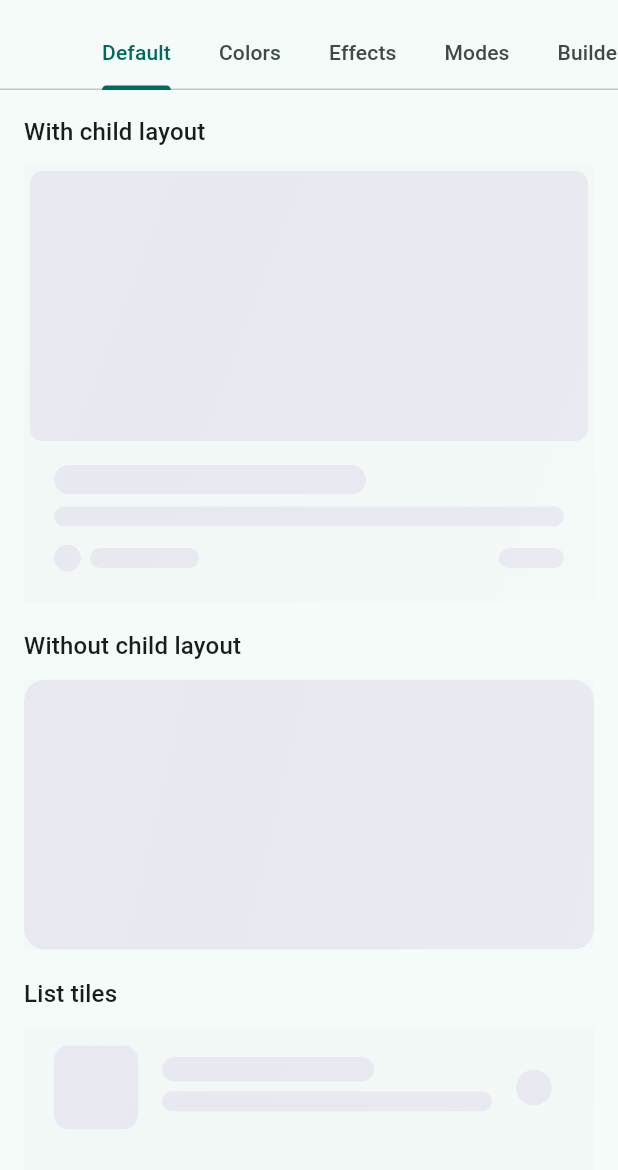
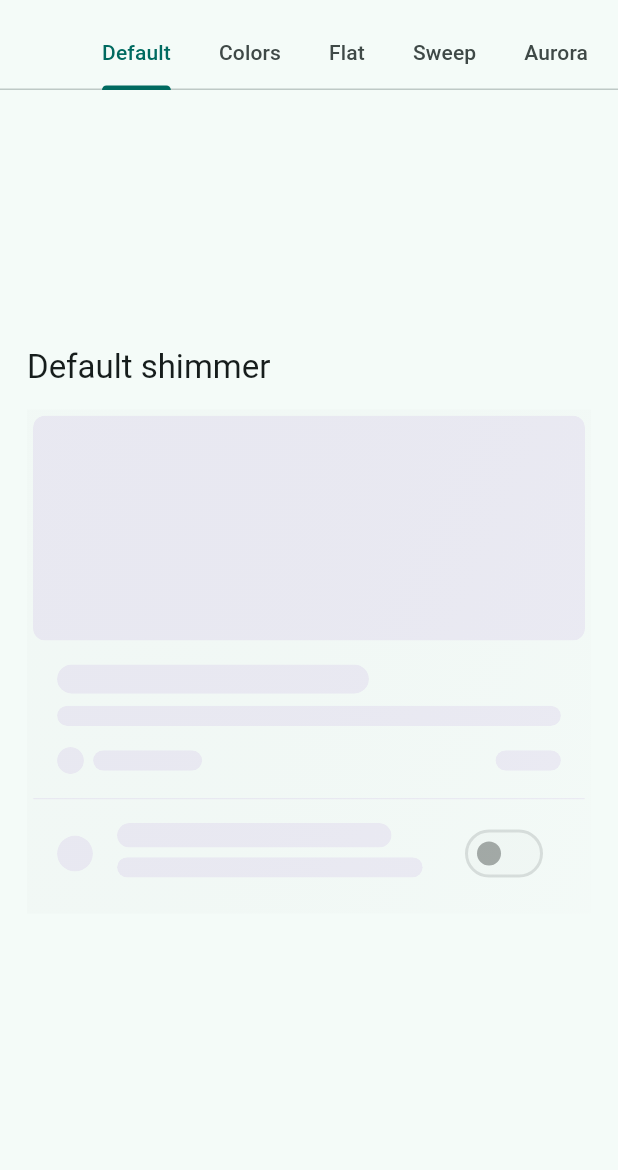
Before and after one commit to kartikhadiya09/auto_shimmer_animate, a Flutter app: the screen it shows after launch, on a phone screen of 412 x 824 dp, the part 66-1236 px from its top. Run offline on Flutter 3.47's test engine with Material 3 defaults, Android fonts, the phone set to English and light mode, and no system bars.

Commit message:
Revamp example app and expand feature demonstrations
Overhauled the example project to provide a more granular demonstration of available shimmer effects, configurations, and ignore behaviors. Replaced the broad category tabs with 21 specific feature demos and streamlined the internal demo architecture for better maintainability.

- Expanded `DefaultTabController` and `TabBar` from 7 to 21 items to showcase individual effects (Aurora, Pulse, Sweep) and properties (Delay, Highlight, Radius).
- Introduced `_FeatureDemo` and `ProductDemoItem` to standardize the demonstration layout and reduce redundant widget code.
- Removed several specialized demo widgets (`_DefaultTab`, `_ColorsTab`, `ProductList`, etc.) in favor of a unified, configuration-driven approach.
- Enhanced the `_loadingBuilder` to render a more complex and realistic card skeleton.
- Refreshed documentation assets by replacing old screenshots with updated GIFs covering the new demo scenarios.
- Fine-tuned constants in `_softShimmerBuilder` for improved visual consistency.

```diff
--- a/example/lib/main.dart
+++ b/example/lib/main.dart
@@ -30,7 +30,7 @@ class _ExampleAppState extends State<ExampleApp> {
         useMaterial3: true,
       ),
       home: DefaultTabController(
-        length: 7,
+        length: 21,
         child: Scaffold(
           appBar: AppBar(
             title: const Text('Auto Shimmer Animate'),
@@ -58,296 +58,180 @@ class _ExampleAppState extends State<ExampleApp> {
               tabs: [
                 Tab(text: 'Default'),
                 Tab(text: 'Colors'),
-                Tab(text: 'Effects'),
-                Tab(text: 'Modes'),
-                Tab(text: 'Builders'),
-                Tab(text: 'State Theme'),
-                Tab(text: 'Ignore'),
+                Tab(text: 'Flat'),
+                Tab(text: 'Sweep'),
+                Tab(text: 'Aurora'),
+                Tab(text: 'Pulse'),
+                Tab(text: 'Raw'),
+                Tab(text: 'Direction'),
+                Tab(text: 'Delay'),
+                Tab(text: 'Highlight'),
+                Tab(text: 'Child'),
+                Tab(text: 'Block'),
+                Tab(text: 'Disabled'),
+                Tab(text: 'Builder'),
+                Tab(text: 'Loading UI'),
+                Tab(text: 'State'),
+                Tab(text: 'Theme'),
+                Tab(text: 'Ignore Box'),
+                Tab(text: 'Ignore Image'),
+                Tab(text: 'Ignore Text'),
+                Tab(text: 'Radius'),
               ],
             ),
           ),
           body: TabBarView(
             children: [
-              _DefaultTab(isLoading: isLoading),
-              _ColorsTab(isLoading: isLoading),
-              _EffectsTab(isLoading: isLoading),
-              _ModesTab(isLoading: isLoading),
-              _BuildersTab(isLoading: isLoading),
-              _StateThemeTab(status: status),
-              _IgnoreTab(isLoading: isLoading),
-            ],
+              _FeatureDemo(
+                title: 'Default shimmer',
+                child: AutoShimmerAnimate(
+                  isLoading: isLoading,
+                  child: const ProductDemoItem(),
                 ),
               ),
-      ),
-    );
-  }
-}
-
-class _DefaultTab extends StatelessWidget {
-  const _DefaultTab({required this.isLoading});
-
-  final bool isLoading;
-
-  @override
-  Widget build(BuildContext context) {
-    return _DemoList(
-      sections: [
-        _DemoSection(
-          title: 'With child layout',
-          child: AutoShimmerAnimate(
-            isLoading: isLoading,
-            child: const FeaturedProductCard(),
-          ),
-        ),
-        _DemoSection(
-          title: 'Without child layout',
-          child: AutoShimmerAnimate(
-            isLoading: isLoading,
-            child: const ProductSurfaceBlock(),
-          ),
-        ),
-        _DemoSection(
-          title: 'List tiles',
-          child: AutoShimmerAnimate(
-            isLoading: isLoading,
-            child: const ProductList(),
-          ),
-        ),
-        _DemoSection(
-          title: 'Animation disabled',
-          child: AutoShimmerAnimate(
-            isLoading: isLoading,
-            enabled: false,
-            child: const ProductListTile(),
-          ),
-        ),
-      ],
-    );
-  }
-}
-
-class _ColorsTab extends StatelessWidget {
-  const _ColorsTab({required this.isLoading});
-
-  final bool isLoading;
-
-  @override
-  Widget build(BuildContext context) {
-    return _DemoList(
-      sections: [
-        _DemoSection(
-          title: 'Custom colors with child',
+              _FeatureDemo(
+                title: 'Custom colors',
                 child: AutoShimmerAnimate(
                   isLoading: isLoading,
                   baseColor: Colors.indigo.shade100,
                   childBaseColor: Colors.indigo.shade200,
                   highlightColor: Colors.white,
-            child: const FeaturedProductCard(),
+                  child: const ProductDemoItem(),
                 ),
               ),
-        _DemoSection(
-          title: 'Custom colors without child',
+              _FeatureDemo(
+                title: 'Flat skeleton color',
                 child: AutoShimmerAnimate(
                   isLoading: isLoading,
-            baseColor: Colors.indigo.shade100,
-            childBaseColor: Colors.indigo.shade200,
+                  layeredSkeleton: false,
+                  baseColor: Colors.teal.shade100,
                   highlightColor: Colors.white,
-            child: const ProductSurfaceBlock(),
+                  child: const ProductDemoItem(),
                 ),
               ),
-        _DemoSection(
-          title: 'Flat color style',
-          child: AutoShimmerAnimate(
-            isLoading: isLoading,
-            baseColor: Colors.teal.shade100,
-            childBaseColor: Colors.teal.shade300,
-            highlightColor: Colors.white,
-            layeredSkeleton: false,
-            child: const ProductList(),
-          ),
-        ),
-      ],
-    );
-  }
-}
-
-class _EffectsTab extends StatelessWidget {
-  const _EffectsTab({required this.isLoading});
-
-  final bool isLoading;
-
-  @override
-  Widget build(BuildContext context) {
-    return _DemoList(
-      sections: [
-        _DemoSection(
+              _FeatureDemo(
                 title: 'Sweep effect',
                 child: AutoShimmerAnimate(
                   isLoading: isLoading,
                   effect: const AutoShimmerSweepEffect(
-              highlightOpacity: 0.6,
+                    highlightOpacity: 0.62,
                     duration: Duration(milliseconds: 1600),
                   ),
-            child: const ProductList(),
+                  child: const ProductDemoItem(),
                 ),
               ),
-        _DemoSection(
+              _FeatureDemo(
                 title: 'Aurora effect',
                 child: AutoShimmerAnimate(
                   isLoading: isLoading,
                   effect: const AutoShimmerAuroraEffect(),
-            child: const ProductList(),
+                  child: const ProductDemoItem(),
                 ),
               ),
-        _DemoSection(
+              _FeatureDemo(
                 title: 'Pulse effect',
                 child: AutoShimmerAnimate(
                   isLoading: isLoading,
                   effect: const AutoShimmerPulseEffect(),
-            child: const ProductList(),
+                  child: const ProductDemoItem(),
                 ),
               ),
-        _DemoSection(
+              _FeatureDemo(
                 title: 'Raw effect',
                 child: AutoShimmerAnimate(
                   isLoading: isLoading,
                   effect: const AutoShimmerRawEffect(
                     colors: [
                       Colors.transparent,
-                Color(0x33FFFFFF),
-                Color(0xAAFFFFFF),
-                Color(0x33FFFFFF),
+                      Color(0x26FFFFFF),
+                      Color(0xCCFFFFFF),
+                      Color(0x26FFFFFF),
                       Colors.transparent,
                     ],
-              stops: [0, 0.25, 0.45, 0.65, 1],
-              duration: Duration(milliseconds: 1800),
+                    stops: [0, 0.25, 0.48, 0.72, 1],
+                    duration: Duration(milliseconds: 1700),
                   ),
-            child: const ProductList(),
+                  child: const ProductDemoItem(),
                 ),
               ),
-        _DemoSection(
-          title: 'Direction and repeat delay',
+              _FeatureDemo(
+                title: 'Custom direction',
                 child: AutoShimmerAnimate(
                   isLoading: isLoading,
                   direction: AutoShimmerDirection.leftToRight,
-            duration: const Duration(milliseconds: 1200),
-            repeatDelay: const Duration(milliseconds: 450),
-            child: const ProductList(),
+                  child: const ProductDemoItem(),
                 ),
               ),
-      ],
-    );
-  }
-}
-
-class _ModesTab extends StatelessWidget {
-  const _ModesTab({required this.isLoading});
-
-  final bool isLoading;
-
-  @override
-  Widget build(BuildContext context) {
-    return _DemoList(
-      sections: [
-        _DemoSection(
-          title: 'Child details only',
+              _FeatureDemo(
+                title: 'Repeat delay',
+                child: AutoShimmerAnimate(
+                  isLoading: isLoading,
+                  duration: const Duration(milliseconds: 1200),
+                  repeatDelay: const Duration(milliseconds: 500),
+                  child: const ProductDemoItem(),
+                ),
+              ),
+              _FeatureDemo(
+                title: 'Highlight intensity',
+                child: AutoShimmerAnimate(
+                  isLoading: isLoading,
+                  highlightOpacity: 0.78,
+                  highlightWidth: 0.32,
+                  child: const ProductDemoItem(),
+                ),
+              ),
+              _FeatureDemo(
+                title: 'Only child shimmer',
                 child: AutoShimmerAnimate(
                   isLoading: isLoading,
                   onlyChildShimmer: true,
-            child: const FeaturedProductCard(),
+                  child: const ProductDemoItem(),
                 ),
               ),
-        _DemoSection(
-          title: 'Block and child shimmer',
+              _FeatureDemo(
+                title: 'Block with child shimmer',
                 child: AutoShimmerAnimate(
                   isLoading: isLoading,
                   blockChildShimmer: true,
-            baseColor: Colors.blueGrey.shade100,
-            childBaseColor: Colors.blueGrey.shade200,
-            child: const FeaturedProductCard(),
+                  child: const ProductDemoItem(),
                 ),
               ),
-        _DemoSection(
-          title: 'Block surface only',
+              _FeatureDemo(
+                title: 'Animation disabled',
                 child: AutoShimmerAnimate(
                   isLoading: isLoading,
-            ignoreTexts: true,
-            ignoreImages: true,
-            child: const FeaturedProductCard(),
+                  enabled: false,
+                  child: const ProductDemoItem(),
                 ),
               ),
-        _DemoSection(
-          title: 'Switch list tile',
-          child: AutoShimmerAnimate(
-            isLoading: isLoading,
-            child: const SettingsTile(),
-          ),
-        ),
-      ],
-    );
-  }
-}
-
-class _BuildersTab extends StatelessWidget {
-  const _BuildersTab({required this.isLoading});
-
-  final bool isLoading;
-
-  @override
-  Widget build(BuildContext context) {
-    return _DemoList(
-      sections: [
-        _DemoSection(
+              _FeatureDemo(
                 title: 'Custom shimmer builder',
                 child: AutoShimmerAnimate(
                   isLoading: isLoading,
                   shimmerBuilder: _softShimmerBuilder,
-            child: const ProductList(),
+                  child: const ProductDemoItem(),
                 ),
               ),
-        _DemoSection(
+              _FeatureDemo(
                 title: 'Custom loading builder',
                 child: AutoShimmerAnimate(
                   isLoading: isLoading,
                   loadingBuilder: _loadingBuilder,
-            child: const FeaturedProductCard(),
+                  child: const ProductDemoItem(),
                 ),
               ),
-        _DemoSection(
-          title: 'Custom loading builder with disabled animation',
-          child: AutoShimmerAnimate(
-            isLoading: isLoading,
-            enabled: false,
-            loadingBuilder: _loadingBuilder,
-            child: const ProductListTile(),
-          ),
-        ),
-      ],
-    );
-  }
-}
-
-class _StateThemeTab extends StatelessWidget {
-  const _StateThemeTab({required this.status});
-
-  final ViewStatus status;
-
-  @override
-  Widget build(BuildContext context) {
-    return _DemoList(
-      sections: [
-        _DemoSection(
-          title: 'State based wrapper',
+              _FeatureDemo(
+                title: 'State based loading',
                 child: AutoShimmerStateAnimate<ViewStatus>(
                   state: status,
                   loadingStates: const [
                     ViewStatus.initial,
                     ViewStatus.loading,
                   ],
-            child: const ProductList(),
+                  child: const ProductDemoItem(),
                 ),
               ),
-        _DemoSection(
+              _FeatureDemo(
                 title: 'Theme defaults',
                 child: AutoShimmerTheme(
                   data: AutoShimmerConfig(
@@ -357,77 +241,81 @@ class _StateThemeTab extends StatelessWidget {
                     duration: const Duration(milliseconds: 1300),
                   ),
                   child: AutoShimmerAnimate(
-              isLoading:
-                  status == ViewStatus.initial || status == ViewStatus.loading,
-              child: const FeaturedProductCard(),
+                    isLoading: isLoading,
+                    child: const ProductDemoItem(),
                   ),
                 ),
               ),
-        _DemoSection(
-          title: 'Local override above theme',
-          child: AutoShimmerTheme(
-            data: AutoShimmerConfig(
-              baseColor: Colors.orange.shade100,
-              childBaseColor: Colors.orange.shade200,
+              _FeatureDemo(
+                title: 'Ignore containers',
+                child: AutoShimmerAnimate(
+                  isLoading: isLoading,
+                  ignoreContainers: true,
+                  child: const ProductDemoItem(),
                 ),
+              ),
+              _FeatureDemo(
+                title: 'Ignore images',
                 child: AutoShimmerAnimate(
-              isLoading:
-                  status == ViewStatus.initial || status == ViewStatus.loading,
-              baseColor: Colors.purple.shade100,
-              childBaseColor: Colors.purple.shade200,
-              child: const ProductListTile(),
+                  isLoading: isLoading,
+                  ignoreImages: true,
+                  child: const ProductDemoItem(),
+                ),
+              ),
+              _FeatureDemo(
+                title: 'Ignore texts',
+                child: AutoShimmerAnimate(
+                  isLoading: isLoading,
+                  ignoreTexts: true,
+                  child: const ProductDemoItem(),
+                ),
+              ),
+              _FeatureDemo(
+                title: 'Custom border radius',
+                child: AutoShimmerAnimate(
+                  isLoading: isLoading,
+                  borderRadius: BorderRadius.circular(18),
+                  child: const ProductDemoItem(),
+                ),
+              ),
+            ],
           ),
         ),
       ),
-      ],
     );
   }
 }
 
-class _IgnoreTab extends StatelessWidget {
-  const _IgnoreTab({required this.isLoading});
+class _FeatureDemo extends StatelessWidget {
+  const _FeatureDemo({
+    required this.title,
+    required this.child,
+  });
 
-  final bool isLoading;
+  final String title;
+  final Widget child;
 
   @override
   Widget build(BuildContext context) {
-    return _DemoList(
-      sections: [
-        _DemoSection(
-          title: 'Ignore containers',
-          child: AutoShimmerAnimate(
-            isLoading: isLoading,
-            ignoreContainers: true,
-            child: const FeaturedProductCard(),
+    return Center(
+      child: SingleChildScrollView(
+        padding: const EdgeInsets.all(18),
+        child: ConstrainedBox(
+          constraints: const BoxConstraints(maxWidth: 460),
+          child: Column(
+            crossAxisAlignment: CrossAxisAlignment.start,
+            mainAxisSize: MainAxisSize.min,
+            children: [
+              Text(
+                title,
+                style: Theme.of(context).textTheme.titleLarge,
+              ),
+              const SizedBox(height: 14),
+              child,
+            ],
           ),
         ),
-        _DemoSection(
-          title: 'Ignore images',
-          child: AutoShimmerAnimate(
-            isLoading: isLoading,
-            ignoreImages: true,
-            child: const FeaturedProductCard(),
       ),
-        ),
-        _DemoSection(
-          title: 'Ignore texts',
-          child: AutoShimmerAnimate(
-            isLoading: isLoading,
-            ignoreTexts: true,
-            child: const FeaturedProductCard(),
-          ),
-        ),
-        _DemoSection(
-          title: 'Ignore everything except layout',
-          child: AutoShimmerAnimate(
-            isLoading: isLoading,
-            ignoreContainers: true,
-            ignoreImages: true,
-            ignoreTexts: true,
-            child: const FeaturedProductCard(),
-          ),
-        ),
-      ],
     );
   }
 }
@@ -441,7 +329,7 @@ Widget _softShimmerBuilder(
     config: config.copyWith(
       effect: AutoShimmerSweepEffect(
         highlightColor: Colors.teal.shade50,
-        highlightOpacity: 0.8,
+        highlightOpacity: 0.82,
         duration: const Duration(milliseconds: 1400),
       ),
     ),
@@ -454,31 +342,99 @@ Widget _loadingBuilder(
   Widget child,
   AutoShimmerConfig config,
 ) {
-  return Padding(
-    padding: const EdgeInsets.all(4),
+  return Card(
+    clipBehavior: Clip.antiAlias,
     child: Column(
       crossAxisAlignment: CrossAxisAlignment.start,
       children: [
         Container(
-          height: 110,
+          height: 150,
+          width: double.infinity,
+          decoration: BoxDecoration(color: config.baseColor),
+        ),
+        Padding(
+          padding: const EdgeInsets.all(16),
+          child: Column(
+            crossAxisAlignment: CrossAxisAlignment.start,
+            children: [
+              Container(
+                width: 240,
+                height: 22,
                 decoration: BoxDecoration(
-            color: config.baseColor,
+                  color: config.childBaseColor,
                   borderRadius: config.borderRadius,
                 ),
               ),
-        const SizedBox(height: 12),
+              const SizedBox(height: 10),
               Container(
-          width: 210,
-          height: 18,
+                width: double.infinity,
+                height: 14,
                 decoration: BoxDecoration(
                   color: config.childBaseColor,
-            borderRadius: BorderRadius.circular(999),
+                  borderRadius: config.borderRadius,
                 ),
               ),
               const SizedBox(height: 8),
               Container(
-          width: 140,
+                width: 180,
                 height: 14,
+                decoration: BoxDecoration(
+                  color: config.childBaseColor,
+                  borderRadius: config.borderRadius,
+                ),
+              ),
+              const SizedBox(height: 16),
+              Row(
+                children: [
+                  Container(
+                    width: 96,
+                    height: 18,
+                    decoration: BoxDecoration(
+                      color: config.childBaseColor,
+                      borderRadius: config.borderRadius,
+                    ),
+                  ),
+                  const Spacer(),
+                  Container(
+                    width: 72,
+                    height: 24,
+                    decoration: BoxDecoration(
+                      color: config.childBaseColor,
+                      borderRadius: config.borderRadius,
+                    ),
+                  ),
+                ],
+              ),
+            ],
+          ),
+        ),
+        const Divider(height: 1),
+        Padding(
+          padding: const EdgeInsets.all(16),
+          child: Row(
+            children: [
+              Container(
+                width: 34,
+                height: 34,
+                decoration: BoxDecoration(
+                  color: config.childBaseColor,
+                  shape: BoxShape.circle,
+                ),
+              ),
+              const SizedBox(width: 12),
+              Expanded(
+                child: Container(
+                  height: 16,
+                  decoration: BoxDecoration(
+                    color: config.childBaseColor,
+                    borderRadius: config.borderRadius,
+                  ),
+                ),
+              ),
+              const SizedBox(width: 12),
+              Container(
+                width: 50,
+                height: 28,
                 decoration: BoxDecoration(
                   color: config.childBaseColor,
                   borderRadius: BorderRadius.circular(999),
@@ -486,47 +442,14 @@ Widget _loadingBuilder(
               ),
             ],
           ),
+        ),
+      ],
+    ),
   );
 }
 
-class _DemoList extends StatelessWidget {
-  const _DemoList({required this.sections});
-
-  final List<_DemoSection> sections;
-
-  @override
-  Widget build(BuildContext context) {
-    return ListView.separated(
-      padding: const EdgeInsets.all(16),
-      itemCount: sections.length,
-      separatorBuilder: (context, index) => const SizedBox(height: 18),
-      itemBuilder: (context, index) {
-        final section = sections[index];
-        return Column(
-          crossAxisAlignment: CrossAxisAlignment.start,
-          children: [
-            Text(section.title, style: Theme.of(context).textTheme.titleMedium),
-            const SizedBox(height: 10),
-            section.child,
-          ],
-        );
-      },
-    );
-  }
-}
-
-class _DemoSection {
-  const _DemoSection({
-    required this.title,
-    required this.child,
-  });
-
-  final String title;
-  final Widget child;
-}
-
-class FeaturedProductCard extends StatelessWidget {
-  const FeaturedProductCard({super.key});
+class ProductDemoItem extends StatelessWidget {
+  const ProductDemoItem({super.key});
 
   @override
   Widget build(BuildContext context) {
@@ -536,8 +459,8 @@ class FeaturedProductCard extends StatelessWidget {
         crossAxisAlignment: CrossAxisAlignment.start,
         children: [
           Image.network(
-            'https://picsum.photos/seed/auto-shimmer/900/420',
-            height: 180,
+            'https://picsum.photos/seed/auto-shimmer-item/900/420',
+            height: 150,
             width: double.infinity,
             fit: BoxFit.cover,
           ),
@@ -554,7 +477,7 @@ class FeaturedProductCard extends StatelessWidget {
                 Text(
                   'A compact weather-resistant backpack with smart storage.',
                 ),
-                SizedBox(height: 12),
+                SizedBox(height: 14),
                 Row(
                   children: [
                     Icon(Icons.star, size: 18),
@@ -570,79 +493,16 @@ class FeaturedProductCard extends StatelessWidget {
               ],
             ),
           ),
+          const Divider(height: 1),
+          const SwitchListTile(
+            value: true,
+            onChanged: null,
+            title: Text('Weekly recommendations'),
+            subtitle: Text('New arrivals and price drops'),
+            secondary: Icon(Icons.notifications_outlined),
+          ),
         ],
       ),
     );
   }
 }
-
-class ProductSurfaceBlock extends StatelessWidget {
-  const ProductSurfaceBlock({super.key});
-
-  @override
-  Widget build(BuildContext context) {
-    return Container(
-      height: 180,
-      decoration: BoxDecoration(
-        color: Colors.teal.shade100,
-        borderRadius: BorderRadius.circular(14),
-      ),
-    );
-  }
-}
-
-class ProductList extends StatelessWidget {
-  const ProductList({super.key});
-
-  @override
-  Widget build(BuildContext context) {
-    return Column(
-      children: List.generate(
-        4,
-        (index) => const Padding(
-          padding: EdgeInsets.only(bottom: 12),
-          child: ProductListTile(),
-        ),
-      ),
-    );
-  }
-}
-
-class ProductListTile extends StatelessWidget {
-  const ProductListTile({super.key});
-
-  @override
-  Widget build(BuildContext context) {
-    return Card(
-      child: ListTile(
-        leading: ClipRRect(
-          borderRadius: BorderRadius.circular(10),
-          child: Image.network(
-            'https://picsum.photos/seed/product-list/96',
-            width: 56,
-            height: 56,
-            fit: BoxFit.cover,
-          ),
-        ),
-        title: const Text('Minimal Desk Lamp'),
-        subtitle: const Text('Dimmable warm light with a steel base.'),
-        trailing: const Icon(Icons.chevron_right),
-      ),
-    );
-  }
-}
-
-class SettingsTile extends StatelessWidget {
-  const SettingsTile({super.key});
-
-  @override
-  Widget build(BuildContext context) {
-    return const SwitchListTile(
-      value: true,
-      onChanged: null,
-      title: Text('Weekly recommendations'),
-      subtitle: Text('Notify me when new products are available.'),
-      secondary: Icon(Icons.notifications_outlined),
-    );
-  }
-}
```
Also changed, not shown: 18 other files. Lines whose indentation alone changed are shown as unchanged.
